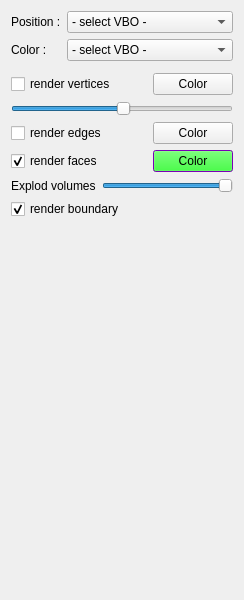
The window that schnapps/plugins/volume_render/volume_render.ui (cgogn/SCHNApps) describes before a commit, drawn with Qt 5.
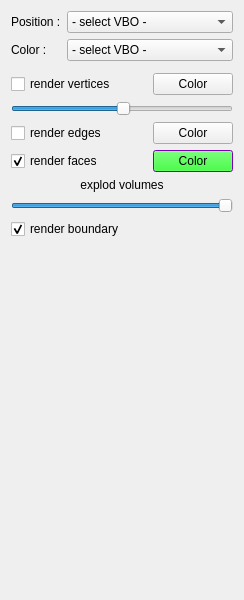
The same window after the commit.

The edit to the form file:
```diff
--- a/schnapps/plugins/volume_render/volume_render.ui
+++ b/schnapps/plugins/volume_render/volume_render.ui
@@ -352,11 +352,14 @@
      <item row="0" column="0">
       <widget class="QLabel" name="label_3">
        <property name="text">
-        <string>Explod volumes</string>
+        <string>explod volumes</string>
+       </property>
+       <property name="alignment">
+        <set>Qt::AlignCenter</set>
        </property>
       </widget>
      </item>
-     <item row="0" column="1">
+     <item row="1" column="0">
       <widget class="QSlider" name="sliderExplodeVolumes">
        <property name="sizePolicy">
         <sizepolicy hsizetype="Expanding" vsizetype="Fixed">
```
Left out of the diff: 2 changed lines with no effect on the pictures.
